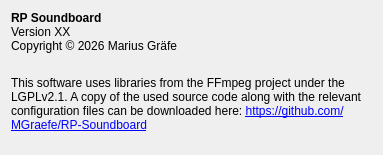
Before: the Qt Designer form src/About.ui in irkanot/Pulse-Deck-TS3, drawn with Qt 5.
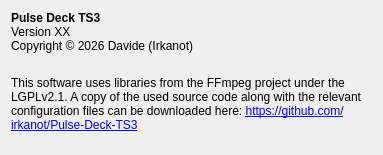
After: the same form once the commit is applied. Icons and pictures are not drawn.

Commit message: rebrand: remove legacy RP Soundboard/Marius strings

What changed in the file:
```diff
--- a/src/About.ui
+++ b/src/About.ui
@@ -58,7 +58,7 @@
           </font>
          </property>
          <property name="text">
-          <string>RP Soundboard</string>
+          <string>Pulse Deck TS3</string>
          </property>
         </widget>
        </item>
@@ -72,7 +72,7 @@
        <item>
         <widget class="QLabel" name="label_2">
          <property name="text">
-          <string>Copyright © 2026 Marius Gräfe</string>
+          <string>Copyright © 2026 Davide (Irkanot)</string>
          </property>
         </widget>
        </item>
@@ -105,7 +105,7 @@
       </sizepolicy>
      </property>
      <property name="text">
-      <string>This software uses libraries from the FFmpeg project under the LGPLv2.1. A copy of the used source code along with the relevant configuration files can be downloaded here: &lt;a href=&quot;https://github.com/MGraefe/RP-Soundboard&quot;&gt;https://github.com/MGraefe/RP-Soundboard&lt;/a&gt;</string>
+      <string>This software uses libraries from the FFmpeg project under the LGPLv2.1. A copy of the used source code along with the relevant configuration files can be downloaded here: &lt;a href=&quot;https://github.com/irkanot/Pulse-Deck-TS3&quot;&gt;https://github.com/irkanot/Pulse-Deck-TS3&lt;/a&gt;</string>
      </property>
      <property name="wordWrap">
       <bool>true</bool>
```
Left out of the diff: 3 changed lines with no effect on the pictures. The commit also changes 3 other files.
